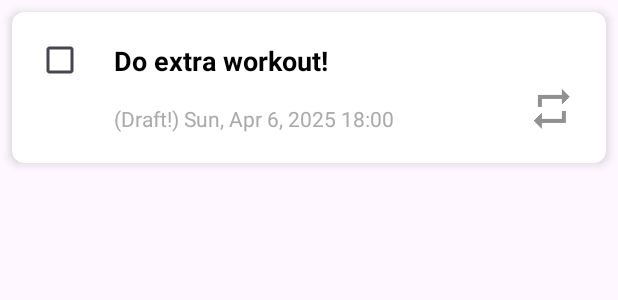
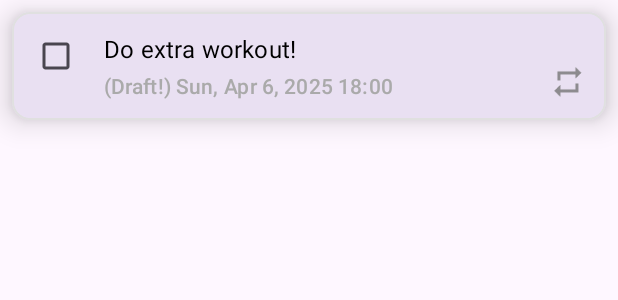
Before and after one commit to NikitaZhebinDev/organizer_rebirth, an Android app: the layout item_task.xml on its own in the app's theme, with its tools: preview values and no code run, on a phone screen of 412 x 824 dp. Shown: the top 300 px of the screen. Run offline under Robolectric (Android 15) with nearby library versions, the light colour scheme and no system bars.

Commit message:
new UI UX, new animations

```diff
--- /dev/null
+++ b/Organizer/app/src/main/res/animator/card_elevation_animator.xml
@@ -0,0 +1,21 @@
+<?xml version="1.0" encoding="utf-8"?>
+<selector xmlns:android="http://schemas.android.com/apk/res/android">
+    <!-- When pressed, animate from 12dp down to 2dp -->
+    <item android:state_pressed="true">
+        <objectAnimator
+            android:propertyName="elevation"
+            android:valueFrom="12dp"
+            android:valueTo="2dp"
+            android:duration="150"
+            android:valueType="floatType" />
+    </item>
+    <!-- Default state: animate from 2dp up to 12dp -->
+    <item>
+        <objectAnimator
+            android:propertyName="elevation"
+            android:valueFrom="2dp"
+            android:valueTo="12dp"
+            android:duration="150"
+            android:valueType="floatType" />
+    </item>
+</selector>
--- a/Organizer/app/src/main/res/layout/fragment_tasks.xml
+++ b/Organizer/app/src/main/res/layout/fragment_tasks.xml
@@ -6,6 +6,12 @@
     android:layout_height="match_parent"
     tools:context=".ui.tasks.TasksFragment">
 
+    <!--
+    RecyclerView is set to match the parent with a bottom margin of 32dp,
+    which helps prevent the last item from being hidden behind the FAB.
+    Continuing to use clipToPadding="false" is a good practice
+    — it allows the list items to flow under any overlays if needed.
+    -->
     <androidx.recyclerview.widget.RecyclerView
         android:id="@+id/recyclerViewTasks"
         android:layout_width="match_parent"
--- a/Organizer/app/src/main/res/layout/item_task.xml
+++ b/Organizer/app/src/main/res/layout/item_task.xml
@@ -1,76 +1,79 @@
 <?xml version="1.0" encoding="utf-8"?>
-<androidx.cardview.widget.CardView
+<com.google.android.material.card.MaterialCardView
     xmlns:android="http://schemas.android.com/apk/res/android"
     xmlns:app="http://schemas.android.com/apk/res-auto"
     android:layout_width="match_parent"
     android:layout_height="wrap_content"
     android:layout_margin="8dp"
-    app:cardCornerRadius="8dp"
-    app:cardElevation="4dp">
+    android:clickable="true"
+    android:focusable="true"
+    android:stateListAnimator="@animator/card_elevation_animator"
+    app:cardCornerRadius="12dp"
+    app:cardElevation="12dp"
+    app:strokeColor="@color/divider_color"
+    app:strokeWidth="1dp">
+    <!-- android:clickable="true" -> Make entire card clickable -->
 
+    <!-- Outer container with slightly reduced padding -->
     <androidx.constraintlayout.widget.ConstraintLayout
         android:layout_width="match_parent"
         android:layout_height="wrap_content"
-        android:padding="8dp">
+        android:padding="5dp">
 
-        <!-- Checkbox on the top left -->
+        <!-- Checkbox remains on the left -->
         <CheckBox
             android:id="@+id/task_checkbox"
             android:layout_width="wrap_content"
             android:layout_height="wrap_content"
-            app:layout_constraintTop_toTopOf="parent"
+            android:layout_marginEnd="8dp"
             app:layout_constraintStart_toStartOf="parent"
-            android:layout_marginEnd="8dp"/>
+            app:layout_constraintTop_toTopOf="parent" />
 
-        <!-- Clickable container acting as a button -->
-        <LinearLayout
-            android:id="@+id/task_button"
+        <!-- Task details container -->
+        <androidx.constraintlayout.widget.ConstraintLayout
+            android:id="@+id/task_container"
             android:layout_width="0dp"
             android:layout_height="wrap_content"
-            android:orientation="vertical"
-            android:background="?attr/selectableItemBackground"
-            android:clickable="true"
-            android:focusable="true"
-            android:padding="12dp"
+            android:padding="8dp"
+            app:layout_constraintBottom_toBottomOf="parent"
+            app:layout_constraintEnd_toEndOf="parent"
             app:layout_constraintStart_toEndOf="@id/task_checkbox"
-            app:layout_constraintEnd_toEndOf="parent"
-            app:layout_constraintTop_toTopOf="parent"
-            app:layout_constraintBottom_toBottomOf="parent">
+            app:layout_constraintTop_toTopOf="parent">
 
-            <!-- Task Text -->
+            <!-- Task Title -->
             <TextView
                 android:id="@+id/task_text"
-                android:layout_width="match_parent"
+                android:layout_width="0dp"
                 android:layout_height="wrap_content"
                 android:text="Do extra workout!"
-                android:textSize="18sp"
-                android:textStyle="bold"
-                android:textColor="@android:color/black" />
+                android:textAppearance="?attr/textAppearanceSubtitle1"
+                android:textColor="@android:color/black"
+                app:layout_constraintEnd_toEndOf="parent"
+                app:layout_constraintStart_toStartOf="parent"
+                app:layout_constraintTop_toTopOf="parent" />
 
-            <!-- Container for date and repeat icon -->
-            <androidx.constraintlayout.widget.ConstraintLayout
-                android:layout_width="match_parent"
-                android:layout_height="wrap_content"
-                android:layout_marginTop="4dp">
-
+            <!-- Task Date -->
             <TextView
                 android:id="@+id/task_date"
-                    android:layout_width="wrap_content"
+                android:layout_width="0dp"
                 android:layout_height="wrap_content"
+                android:layout_marginTop="4dp"
                 android:text="(Draft!) Sun, Apr 6, 2025 18:00"
-                    android:textSize="14sp"
+                android:textAppearance="?attr/textAppearanceSubtitle2"
                 android:textColor="@android:color/darker_gray"
+                app:layout_constraintBottom_toBottomOf="parent"
+                app:layout_constraintEnd_toStartOf="@id/repeat_image"
                 app:layout_constraintStart_toStartOf="parent"
-                    app:layout_constraintBottom_toBottomOf="parent" />
+                app:layout_constraintTop_toBottomOf="@id/task_text" />
 
+            <!-- Repeat Icon -->
             <ImageView
                 android:id="@+id/repeat_image"
-                    android:layout_width="wrap_content"
-                    android:layout_height="wrap_content"
+                android:layout_width="24dp"
+                android:layout_height="24dp"
                 android:src="@drawable/ic_repeat"
-                    app:layout_constraintEnd_toEndOf="parent"
-                    app:layout_constraintBottom_toBottomOf="@id/task_date"/>
+                app:layout_constraintBottom_toBottomOf="@id/task_date"
+                app:layout_constraintEnd_toEndOf="parent" />
         </androidx.constraintlayout.widget.ConstraintLayout>
-        </LinearLayout>
     </androidx.constraintlayout.widget.ConstraintLayout>
-</androidx.cardview.widget.CardView>
+</com.google.android.material.card.MaterialCardView>
--- a/Organizer/app/src/main/res/values/colors.xml
+++ b/Organizer/app/src/main/res/values/colors.xml
@@ -10,4 +10,6 @@
 
     <color name="btn_white">#ffffff</color>
     <color name="btn_white_pressed">#2edd92</color>
+
+    <color name="divider_color">#E0E0E0</color>
 </resources>
--- a/Organizer/gradle/libs.versions.toml
+++ b/Organizer/gradle/libs.versions.toml
@@ -1,5 +1,5 @@
 [versions]
-agp = "8.8.2"
+agp = "8.9.1"
 junit = "4.13.2"
 junitVersion = "1.2.1"
 espressoCore = "3.6.1"
```
Also changed, not shown: Organizer/app/src/main/java/com/kita/organizer/ui/tasks/TaskAdapter.java (+33 -20 lines), Organizer/app/src/main/res/layout/item_list.xml (+8 -7 lines), Organizer/gradle/wrapper/gradle-wrapper.properties. Lines whose indentation alone changed are shown as unchanged.
